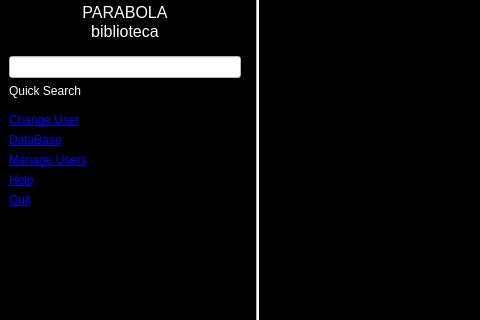
First picture: the form in src/gui/UI/MainWindow.ui, repository jgastal/plivros, before the edit; both pictures show x 0 to 480 and y 198 to 518 of the 800 by 600 pixel window.
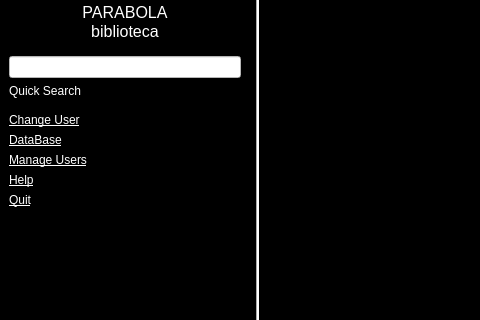
Second picture: the form after the edit. Icons and pictures are not drawn.

```diff
--- a/src/gui/UI/MainWindow.ui
+++ b/src/gui/UI/MainWindow.ui
@@ -113,7 +113,7 @@
 &lt;html&gt;&lt;head&gt;&lt;meta name=&quot;qrichtext&quot; content=&quot;1&quot; /&gt;&lt;style type=&quot;text/css&quot;&gt;
 p, li { white-space: pre-wrap; }
 &lt;/style&gt;&lt;/head&gt;&lt;body style=&quot; font-family:'DejaVu Sans'; font-size:9pt; font-weight:400; font-style:normal;&quot;&gt;
-&lt;p style=&quot; margin-top:0px; margin-bottom:0px; margin-left:0px; margin-right:0px; -qt-block-indent:0; text-indent:0px;&quot;&gt;&lt;a href=&quot;internal:/user&quot;&gt;&lt;span style=&quot; text-decoration: underline; color:#0000ff;&quot;&gt;Change User&lt;/span&gt;&lt;/a&gt;&lt;/p&gt;&lt;/body&gt;&lt;/html&gt;</string>
+&lt;p style=&quot; margin-top:0px; margin-bottom:0px; margin-left:0px; margin-right:0px; -qt-block-indent:0; text-indent:0px;&quot;&gt;&lt;a href=&quot;internal:/user&quot;&gt;&lt;span style=&quot; text-decoration: underline; color:#ffffff;&quot;&gt;Change User&lt;/span&gt;&lt;/a&gt;&lt;/p&gt;&lt;/body&gt;&lt;/html&gt;</string>
          </property>
         </widget>
        </item>
@@ -124,7 +124,7 @@
 &lt;html&gt;&lt;head&gt;&lt;meta name=&quot;qrichtext&quot; content=&quot;1&quot; /&gt;&lt;style type=&quot;text/css&quot;&gt;
 p, li { white-space: pre-wrap; }
 &lt;/style&gt;&lt;/head&gt;&lt;body style=&quot; font-family:'DejaVu Sans'; font-size:9pt; font-weight:400; font-style:normal;&quot;&gt;
-&lt;p style=&quot; margin-top:0px; margin-bottom:0px; margin-left:0px; margin-right:0px; -qt-block-indent:0; text-indent:0px;&quot;&gt;&lt;a href=&quot;internal:/db&quot;&gt;&lt;span style=&quot; text-decoration: underline; color:#0000ff;&quot;&gt;DataBase&lt;/span&gt;&lt;/a&gt;&lt;/p&gt;&lt;/body&gt;&lt;/html&gt;</string>
+&lt;p style=&quot; margin-top:0px; margin-bottom:0px; margin-left:0px; margin-right:0px; -qt-block-indent:0; text-indent:0px;&quot;&gt;&lt;a href=&quot;internal:/db&quot;&gt;&lt;span style=&quot; text-decoration: underline; color:#ffffff;&quot;&gt;DataBase&lt;/span&gt;&lt;/a&gt;&lt;/p&gt;&lt;/body&gt;&lt;/html&gt;</string>
          </property>
         </widget>
        </item>
@@ -135,7 +135,7 @@
 &lt;html&gt;&lt;head&gt;&lt;meta name=&quot;qrichtext&quot; content=&quot;1&quot; /&gt;&lt;style type=&quot;text/css&quot;&gt;
 p, li { white-space: pre-wrap; }
 &lt;/style&gt;&lt;/head&gt;&lt;body style=&quot; font-family:'DejaVu Sans'; font-size:9pt; font-weight:400; font-style:normal;&quot;&gt;
-&lt;p style=&quot; margin-top:0px; margin-bottom:0px; margin-left:0px; margin-right:0px; -qt-block-indent:0; text-indent:0px;&quot;&gt;&lt;a href=&quot;internal:/users&quot;&gt;&lt;span style=&quot; text-decoration: underline; color:#0000ff;&quot;&gt;Manage Users&lt;/span&gt;&lt;/a&gt;&lt;/p&gt;&lt;/body&gt;&lt;/html&gt;</string>
+&lt;p style=&quot; margin-top:0px; margin-bottom:0px; margin-left:0px; margin-right:0px; -qt-block-indent:0; text-indent:0px;&quot;&gt;&lt;a href=&quot;internal:/users&quot;&gt;&lt;span style=&quot; text-decoration: underline; color:#ffffff;&quot;&gt;Manage Users&lt;/span&gt;&lt;/a&gt;&lt;/p&gt;&lt;/body&gt;&lt;/html&gt;</string>
          </property>
         </widget>
        </item>
@@ -146,7 +146,7 @@
 &lt;html&gt;&lt;head&gt;&lt;meta name=&quot;qrichtext&quot; content=&quot;1&quot; /&gt;&lt;style type=&quot;text/css&quot;&gt;
 p, li { white-space: pre-wrap; }
 &lt;/style&gt;&lt;/head&gt;&lt;body style=&quot; font-family:'DejaVu Sans'; font-size:9pt; font-weight:400; font-style:normal;&quot;&gt;
-&lt;p style=&quot; margin-top:0px; margin-bottom:0px; margin-left:0px; margin-right:0px; -qt-block-indent:0; text-indent:0px;&quot;&gt;&lt;a href=&quot;internal:/help&quot;&gt;&lt;span style=&quot; text-decoration: underline; color:#0000ff;&quot;&gt;Help&lt;/span&gt;&lt;/a&gt;&lt;/p&gt;&lt;/body&gt;&lt;/html&gt;</string>
+&lt;p style=&quot; margin-top:0px; margin-bottom:0px; margin-left:0px; margin-right:0px; -qt-block-indent:0; text-indent:0px;&quot;&gt;&lt;a href=&quot;internal:/help&quot;&gt;&lt;span style=&quot; text-decoration: underline; color:#ffffff;&quot;&gt;Help&lt;/span&gt;&lt;/a&gt;&lt;/p&gt;&lt;/body&gt;&lt;/html&gt;</string>
          </property>
         </widget>
        </item>
@@ -157,7 +157,7 @@
 &lt;html&gt;&lt;head&gt;&lt;meta name=&quot;qrichtext&quot; content=&quot;1&quot; /&gt;&lt;style type=&quot;text/css&quot;&gt;
 p, li { white-space: pre-wrap; }
 &lt;/style&gt;&lt;/head&gt;&lt;body style=&quot; font-family:'DejaVu Sans'; font-size:9pt; font-weight:400; font-style:normal;&quot;&gt;
-&lt;p style=&quot; margin-top:0px; margin-bottom:0px; margin-left:0px; margin-right:0px; -qt-block-indent:0; text-indent:0px;&quot;&gt;&lt;a href=&quot;internal:/quit&quot;&gt;&lt;span style=&quot; text-decoration: underline; color:#0000ff;&quot;&gt;Quit&lt;/span&gt;&lt;/a&gt;&lt;/p&gt;&lt;/body&gt;&lt;/html&gt;</string>
+&lt;p style=&quot; margin-top:0px; margin-bottom:0px; margin-left:0px; margin-right:0px; -qt-block-indent:0; text-indent:0px;&quot;&gt;&lt;a href=&quot;internal:/quit&quot;&gt;&lt;span style=&quot; text-decoration: underline; color:#ffffff;&quot;&gt;Quit&lt;/span&gt;&lt;/a&gt;&lt;/p&gt;&lt;/body&gt;&lt;/html&gt;</string>
          </property>
         </widget>
        </item>
```
